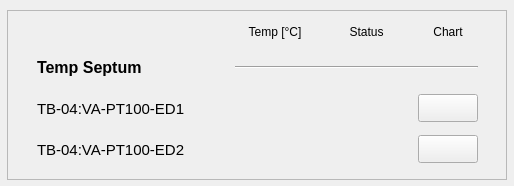
Above: ui/templtb.ui from lnls-gop/gop-monitor before the change. Below: the same form after it.
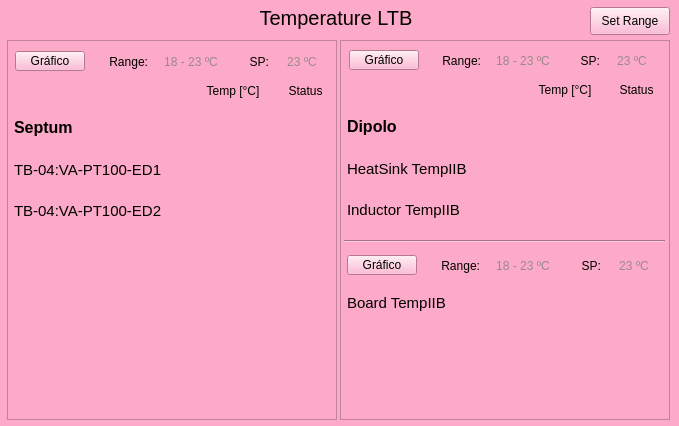
That is the form after the change. Custom widgets are drawn as their Qt base class.

Diff of the .ui file:
```diff
--- a/ui/templtb.ui
+++ b/ui/templtb.ui
@@ -6,20 +6,23 @@
    <rect>
     <x>0</x>
     <y>0</y>
-    <width>514</width>
-    <height>186</height>
+    <width>679</width>
+    <height>426</height>
    </rect>
   </property>
   <property name="windowTitle">
-   <string>Form</string>
+   <string notr="true">LTB</string>
+  </property>
+  <property name="styleSheet">
+   <string notr="true">background-color: rgb(252, 170, 199);</string>
   </property>
   <widget class="QScrollArea" name="scrollArea_13">
    <property name="geometry">
     <rect>
      <x>7</x>
-     <y>10</y>
-     <width>500</width>
-     <height>170</height>
+     <y>40</y>
+     <width>330</width>
+     <height>380</height>
     </rect>
    </property>
    <property name="sizePolicy">
@@ -30,14 +33,14 @@
    </property>
    <property name="minimumSize">
     <size>
-     <width>500</width>
-     <height>170</height>
+     <width>330</width>
+     <height>380</height>
     </size>
    </property>
    <property name="maximumSize">
     <size>
-     <width>500</width>
-     <height>170</height>
+     <width>330</width>
+     <height>30</height>
     </size>
    </property>
    <property name="mouseTracking">
@@ -51,16 +54,16 @@
      <rect>
       <x>0</x>
       <y>0</y>
-      <width>498</width>
-      <height>168</height>
+      <width>328</width>
+      <height>378</height>
      </rect>
     </property>
     <widget class="QWidget" name="layoutWidget">
      <property name="geometry">
       <rect>
-       <x>9</x>
-       <y>9</y>
-       <width>481</width>
+       <x>5</x>
+       <y>38</y>
+       <width>321</width>
        <height>149</height>
       </rect>
      </property>
@@ -103,19 +106,6 @@
         </property>
        </widget>
       </item>
-      <item row="0" column="3">
-       <widget class="PyDMLabel" name="PyDMLabel_100">
-        <property name="toolTip">
-         <string/>
-        </property>
-        <property name="text">
-         <string>Chart</string>
-        </property>
-        <property name="alignment">
-         <set>Qt::AlignCenter</set>
-        </property>
-       </widget>
-      </item>
       <item row="1" column="0">
        <widget class="PyDMLabel" name="PyDMLabel_101">
         <property name="minimumSize">
@@ -141,38 +131,7 @@
          <string/>
         </property>
         <property name="text">
-         <string>Temp Septum</string>
-        </property>
-       </widget>
-      </item>
-      <item row="1" column="1" colspan="3">
-       <widget class="Line" name="line_7">
-        <property name="sizeIncrement">
-         <size>
-          <width>0</width>
-          <height>0</height>
-         </size>
-        </property>
-        <property name="baseSize">
-         <size>
-          <width>0</width>
-          <height>0</height>
-         </size>
-        </property>
-        <property name="autoFillBackground">
-         <bool>false</bool>
-        </property>
-        <property name="frameShadow">
-         <enum>QFrame::Sunken</enum>
-        </property>
-        <property name="lineWidth">
-         <number>1</number>
-        </property>
-        <property name="midLineWidth">
-         <number>0</number>
-        </property>
-        <property name="orientation">
-         <enum>Qt::Horizontal</enum>
+         <string>Septum</string>
         </property>
        </widget>
       </item>
@@ -258,18 +217,18 @@
         </property>
        </widget>
       </item>
-      <item row="2" column="3">
-       <widget class="PyDMPushButton" name="PyDMPushButton_43">
+      <item row="2" column="2">
+       <widget class="QLed" name="ledtemp_ltb1">
         <property name="minimumSize">
          <size>
-          <width>60</width>
-          <height>28</height>
+          <width>51</width>
+          <height>35</height>
          </size>
         </property>
         <property name="maximumSize">
          <size>
-          <width>60</width>
-          <height>28</height>
+          <width>51</width>
+          <height>35</height>
          </size>
         </property>
         <property name="toolTip">
@@ -356,44 +315,6 @@
         </property>
        </widget>
       </item>
-      <item row="3" column="3">
-       <widget class="PyDMPushButton" name="PyDMPushButton_44">
-        <property name="minimumSize">
-         <size>
-          <width>60</width>
-          <height>28</height>
-         </size>
-        </property>
-        <property name="maximumSize">
-         <size>
-          <width>60</width>
-          <height>28</height>
-         </size>
-        </property>
-        <property name="toolTip">
-         <string/>
-        </property>
-       </widget>
-      </item>
-      <item row="2" column="2">
-       <widget class="QLed" name="ledtemp_ltb1">
-        <property name="minimumSize">
-         <size>
-          <width>51</width>
-          <height>35</height>
-         </size>
-        </property>
-        <property name="maximumSize">
-         <size>
-          <width>51</width>
-          <height>35</height>
-         </size>
-        </property>
-        <property name="toolTip">
-         <string/>
-        </property>
-       </widget>
-      </item>
       <item row="3" column="2">
        <widget class="QLed" name="ledtemp_ltb2">
         <property name="minimumSize">
@@ -415,8 +336,1060 @@
       </item>
      </layout>
     </widget>
+    <widget class="QWidget" name="layoutWidget_5">
+     <property name="geometry">
+      <rect>
+       <x>5</x>
+       <y>7</y>
+       <width>321</width>
+       <height>27</height>
+      </rect>
+     </property>
+     <layout class="QGridLayout" name="gridLayout_5">
+      <item row="0" column="0">
+       <widget class="PyDMPushButton" name="btntempsept">
+        <property name="minimumSize">
+         <size>
+          <width>70</width>
+          <height>0</height>
+         </size>
+        </property>
+        <property name="maximumSize">
+         <size>
+          <width>70</width>
+          <height>20</height>
+         </size>
+        </property>
+        <property name="toolTip">
+         <string/>
+        </property>
+        <property name="text">
+         <string>Gráfico</string>
+        </property>
+       </widget>
+      </item>
+      <item row="0" column="1">
+       <widget class="PyDMLabel" name="PyDMLabel_154">
+        <property name="minimumSize">
+         <size>
+          <width>55</width>
+          <height>25</height>
+         </size>
+        </property>
+        <property name="maximumSize">
+         <size>
+          <width>55</width>
+          <height>25</height>
+         </size>
+        </property>
+        <property name="toolTip">
+         <string/>
+        </property>
+        <property name="styleSheet">
+         <string notr="true"/>
+        </property>
+        <property name="text">
+         <string>Range:</string>
+        </property>
+        <property name="alignment">
+         <set>Qt::AlignRight|Qt::AlignTrailing|Qt::AlignVCenter</set>
+        </property>
+       </widget>
+      </item>
+      <item row="0" column="2">
+       <widget class="PyDMLabel" name="range_Septum">
+        <property name="minimumSize">
+         <size>
+          <width>70</width>
+          <height>25</height>
+         </size>
+        </property>
+        <property name="maximumSize">
+         <size>
+          <width>70</width>
+          <height>25</height>
+         </size>
+        </property>
+        <property name="font">
+         <font>
+          <pointsize>9</pointsize>
+         </font>
+        </property>
+        <property name="toolTip">
+         <string/>
+        </property>
+        <property name="toolTipDuration">
+         <number>-1</number>
+        </property>
+        <property name="autoFillBackground">
+         <bool>false</bool>
+        </property>
+        <property name="styleSheet">
+         <string notr="true">color: qlineargradient(spread:pad, x1:0, y1:0, x2:1, y2:0, stop:0 rgba(0, 0, 0, 255), stop:1 rgba(128, 128, 128, 200));</string>
+        </property>
+        <property name="text">
+         <string>18 - 23 ºC</string>
+        </property>
+        <property name="textFormat">
+         <enum>Qt::PlainText</enum>
+        </property>
+        <property name="alignment">
+         <set>Qt::AlignCenter</set>
+        </property>
+       </widget>
+      </item>
+      <item row="0" column="3">
+       <widget class="PyDMLabel" name="PyDMLabel_111">
+        <property name="minimumSize">
+         <size>
+          <width>35</width>
+          <height>25</height>
+         </size>
+        </property>
+        <property name="maximumSize">
+         <size>
+          <width>35</width>
+          <height>25</height>
+         </size>
+        </property>
+        <property name="toolTip">
+         <string/>
+        </property>
+        <property name="text">
+         <string>SP:</string>
+        </property>
+        <property name="alignment">
+         <set>Qt::AlignRight|Qt::AlignTrailing|Qt::AlignVCenter</set>
+        </property>
+       </widget>
+      </item>
+      <item row="0" column="4">
+       <widget class="PyDMLabel" name="PyDMLabel_132">
+        <property name="minimumSize">
+         <size>
+          <width>50</width>
+          <height>25</height>
+         </size>
+        </property>
+        <property name="maximumSize">
+         <size>
+          <width>50</width>
+          <height>24</height>
+         </size>
+        </property>
+        <property name="font">
+         <font>
+          <pointsize>9</pointsize>
+         </font>
+        </property>
+        <property name="toolTip">
+         <string/>
+        </property>
+        <property name="toolTipDuration">
+         <number>-1</number>
+        </property>
+        <property name="autoFillBackground">
+         <bool>false</bool>
+        </property>
+        <property name="styleSheet">
+         <string notr="true">color: qlineargradient(spread:pad, x1:0, y1:0, x2:1, y2:0, stop:0 rgba(0, 0, 0, 255), stop:1 rgba(128, 128, 128, 200));</string>
+        </property>
+        <property name="text">
+         <string>23 ºC</string>
+        </property>
+        <property name="alignment">
+         <set>Qt::AlignCenter</set>
+        </property>
+       </widget>
+      </item>
+     </layout>
+    </widget>
    </widget>
   </widget>
+  <widget class="QScrollArea" name="scrollArea_14">
+   <property name="geometry">
+    <rect>
+     <x>340</x>
+     <y>40</y>
+     <width>330</width>
+     <height>380</height>
+    </rect>
+   </property>
+   <property name="sizePolicy">
+    <sizepolicy hsizetype="Maximum" vsizetype="Maximum">
+     <horstretch>0</horstretch>
+     <verstretch>0</verstretch>
+    </sizepolicy>
+   </property>
+   <property name="minimumSize">
+    <size>
+     <width>330</width>
+     <height>380</height>
+    </size>
+   </property>
+   <property name="maximumSize">
+    <size>
+     <width>330</width>
+     <height>380</height>
+    </size>
+   </property>
+   <property name="mouseTracking">
+    <bool>true</bool>
+   </property>
+   <property name="widgetResizable">
+    <bool>true</bool>
+   </property>
+   <widget class="QWidget" name="scrollAreaWidgetContents_14">
+    <property name="geometry">
+     <rect>
+      <x>0</x>
+      <y>0</y>
+      <width>328</width>
+      <height>378</height>
+     </rect>
+    </property>
+    <widget class="Line" name="line_12">
+     <property name="geometry">
+      <rect>
+       <x>3</x>
+       <y>190</y>
+       <width>321</width>
+       <height>20</height>
+      </rect>
+     </property>
+     <property name="sizeIncrement">
+      <size>
+       <width>0</width>
+       <height>0</height>
+      </size>
+     </property>
+     <property name="baseSize">
+      <size>
+       <width>0</width>
+       <height>0</height>
+      </size>
+     </property>
+     <property name="autoFillBackground">
+      <bool>false</bool>
+     </property>
+     <property name="frameShadow">
+      <enum>QFrame::Sunken</enum>
+     </property>
+     <property name="lineWidth">
+      <number>1</number>
+     </property>
+     <property name="midLineWidth">
+      <number>0</number>
+     </property>
+     <property name="orientation">
+      <enum>Qt::Horizontal</enum>
+     </property>
+    </widget>
+    <widget class="QWidget" name="layoutWidget">
+     <property name="geometry">
+      <rect>
+       <x>6</x>
+       <y>37</y>
+       <width>317</width>
+       <height>149</height>
+      </rect>
+     </property>
+     <layout class="QGridLayout" name="gridLayout_7">
+      <item row="0" column="1">
+       <widget class="PyDMLabel" name="PyDMLabel_44">
+        <property name="minimumSize">
+         <size>
+          <width>0</width>
+          <height>24</height>
+         </size>
+        </property>
+        <property name="maximumSize">
+         <size>
+          <width>16777215</width>
+          <height>24</height>
+         </size>
+        </property>
+        <property name="toolTip">
+         <string/>
+        </property>
+        <property name="text">
+         <string>Temp [°C]</string>
+        </property>
+        <property name="alignment">
+         <set>Qt::AlignCenter</set>
+        </property>
+       </widget>
+      </item>
+      <item row="0" column="2">
+       <widget class="PyDMLabel" name="PyDMLabel_41">
+        <property name="toolTip">
+         <string/>
+        </property>
+        <property name="text">
+         <string>Status</string>
+        </property>
+        <property name="alignment">
+         <set>Qt::AlignCenter</set>
+        </property>
+       </widget>
+      </item>
+      <item row="1" column="0">
+       <widget class="PyDMLabel" name="PyDMLabel_104">
+        <property name="minimumSize">
+         <size>
+          <width>172</width>
+          <height>35</height>
+         </size>
+        </property>
+        <property name="maximumSize">
+         <size>
+          <width>160</width>
+          <height>16777215</height>
+         </size>
+        </property>
+        <property name="font">
+         <font>
+          <pointsize>12</pointsize>
+          <weight>75</weight>
+          <bold>true</bold>
+         </font>
+        </property>
+        <property name="toolTip">
+         <string/>
+        </property>
+        <property name="text">
+         <string>Dipolo</string>
+        </property>
+       </widget>
+      </item>
+      <item row="2" column="0">
+       <widget class="PyDMLabel" name="PyDMLabel_105">
+        <property name="minimumSize">
+         <size>
+          <width>172</width>
+          <height>35</height>
+         </size>
+        </property>
+        <property name="maximumSize">
+         <size>
+          <width>172</width>
+          <height>16777215</height>
+         </size>
+        </property>
+        <property name="font">
+         <font>
+          <pointsize>11</pointsize>
+         </font>
+        </property>
+        <property name="toolTip">
+         <string/>
+        </property>
+        <property name="text">
+         <string>HeatSink TempIIB</string>
+        </property>
+       </widget>
+      </item>
+      <item row="2" column="1">
+       <widget class="PyDMLabel" name="PyDMLabel_53">
+        <property name="enabled">
+         <bool>true</bool>
+        </property>
+        <property name="minimumSize">
+         <size>
+          <width>80</width>
+          <height>30</height>
+         </size>
+        </property>
+        <property name="maximumSize">
+         <size>
+          <width>80</width>
+          <height>30</height>
+         </size>
+        </property>
+        <property name="toolTip">
+         <string/>
+        </property>
+        <property name="accessibleDescription">
+         <string/>
+        </property>
+        <property name="layoutDirection">
+         <enum>Qt::LeftToRight</enum>
+        </property>
+        <property name="autoFillBackground">
+         <bool>false</bool>
+        </property>
+        <property name="styleSheet">
+         <string notr="true"/>
+        </property>
+        <property name="frameShape">
+         <enum>QFrame::NoFrame</enum>
+        </property>
+        <property name="frameShadow">
+         <enum>QFrame::Sunken</enum>
+        </property>
+        <property name="alignment">
+         <set>Qt::AlignRight|Qt::AlignTrailing|Qt::AlignVCenter</set>
+        </property>
+        <property name="precision" stdset="0">
+         <number>3</number>
+        </property>
+        <property name="showUnits" stdset="0">
+         <bool>false</bool>
+        </property>
+        <property name="precisionFromPV" stdset="0">
+         <bool>false</bool>
+        </property>
+        <property name="channel" stdset="0">
+         <string>TB-Fam:PS-B:HeatSinkTemperatureIIB-Mon</string>
+        </property>
+       </widget>
+      </item>
+      <item row="2" column="2">
+       <widget class="QLed" name="led_heatsink">
+        <property name="minimumSize">
+         <size>
+          <width>51</width>
+          <height>35</height>
+         </size>
+        </property>
+        <property name="maximumSize">
+         <size>
+          <width>51</width>
+          <height>35</height>
+         </size>
+        </property>
+        <property name="toolTip">
+         <string/>
+        </property>
+        <property name="onColor">
+         <color>
+          <red>0</red>
+          <green>140</green>
+          <blue>0</blue>
+         </color>
+        </property>
+       </widget>
+      </item>
+      <item row="3" column="0">
+       <widget class="PyDMLabel" name="PyDMLabel_54">
+        <property name="minimumSize">
+         <size>
+          <width>172</width>
+          <height>0</height>
+         </size>
+        </property>
+        <property name="maximumSize">
+         <size>
+          <width>172</width>
+          <height>16777215</height>
+         </size>
+        </property>
+        <property name="font">
+         <font>
+          <pointsize>11</pointsize>
+         </font>
+        </property>
+        <property name="toolTip">
+         <string/>
+        </property>
+        <property name="text">
+         <string>Inductor TempIIB</string>
+        </property>
+       </widget>
+      </item>
+      <item row="3" column="1">
+       <widget class="PyDMLabel" name="PyDMLabel_106">
+        <property name="enabled">
+         <bool>true</bool>
+        </property>
+        <property name="minimumSize">
+         <size>
+          <width>80</width>
+          <height>30</height>
+         </size>
+        </property>
+        <property name="maximumSize">
+         <size>
+          <width>80</width>
+          <height>30</height>
+         </size>
+        </property>
+        <property name="toolTip">
+         <string/>
+        </property>
+        <property name="accessibleDescription">
+         <string/>
+        </property>
+        <property name="layoutDirection">
+         <enum>Qt::LeftToRight</enum>
+        </property>
+        <property name="autoFillBackground">
+         <bool>false</bool>
+        </property>
+        <property name="styleSheet">
+         <string notr="true"/>
+        </property>
+        <property name="frameShape">
+         <enum>QFrame::NoFrame</enum>
+        </property>
+        <property name="frameShadow">
+         <enum>QFrame::Sunken</enum>
+        </property>
+        <property name="alignment">
+         <set>Qt::AlignRight|Qt::AlignTrailing|Qt::AlignVCenter</set>
+        </property>
+        <property name="precision" stdset="0">
+         <number>3</number>
+        </property>
+        <property name="precisionFromPV" stdset="0">
+         <bool>false</bool>
+        </property>
+        <property name="channel" stdset="0">
+         <string>TB-Fam:PS-B:InductorTemperatureIIB-Mon</string>
+        </property>
+       </widget>
+      </item>
+      <item row="3" column="2">
+       <widget class="QLed" name="led_inductor">
+        <property name="minimumSize">
+         <size>
+          <width>51</width>
+          <height>35</height>
+         </size>
+        </property>
+        <property name="maximumSize">
+         <size>
+          <width>51</width>
+          <height>35</height>
+         </size>
+        </property>
+        <property name="toolTip">
+         <string/>
+        </property>
+        <property name="onColor">
+         <color>
+          <red>0</red>
+          <green>140</green>
+          <blue>0</blue>
+         </color>
+        </property>
+       </widget>
+      </item>
+     </layout>
+    </widget>
+    <widget class="QWidget" name="layoutWidget">
+     <property name="geometry">
+      <rect>
+       <x>6</x>
+       <y>243</y>
+       <width>317</width>
+       <height>37</height>
+      </rect>
+     </property>
+     <layout class="QGridLayout" name="gridLayout_8">
+      <item row="0" column="0">
+       <widget class="PyDMLabel" name="PyDMLabel_55">
+        <property name="minimumSize">
+         <size>
+          <width>172</width>
+          <height>0</height>
+         </size>
+        </property>
+        <property name="maximumSize">
+         <size>
+          <width>172</width>
+          <height>16777215</height>
+         </size>
+        </property>
+        <property name="font">
+         <font>
+          <pointsize>11</pointsize>
+         </font>
+        </property>
+        <property name="toolTip">
+         <string/>
+        </property>
+        <property name="text">
+         <string>Board TempIIB</string>
+        </property>
+       </widget>
+      </item>
+      <item row="0" column="1">
+       <widget class="PyDMLabel" name="PyDMLabel_107">
+        <property name="enabled">
+         <bool>true</bool>
+        </property>
+        <property name="minimumSize">
+         <size>
+          <width>80</width>
+          <height>30</height>
+         </size>
+        </property>
+        <property name="maximumSize">
+         <size>
+          <width>80</width>
+          <height>30</height>
+         </size>
+        </property>
+        <property name="toolTip">
+         <string/>
+        </property>
+        <property name="accessibleDescription">
+         <string/>
+        </property>
+        <property name="layoutDirection">
+         <enum>Qt::LeftToRight</enum>
+        </property>
+        <property name="autoFillBackground">
+         <bool>false</bool>
+        </property>
+        <property name="styleSheet">
+         <string notr="true"/>
+        </property>
+        <property name="frameShape">
+         <enum>QFrame::NoFrame</enum>
+        </property>
+        <property name="frameShadow">
+         <enum>QFrame::Sunken</enum>
+        </property>
+        <property name="alignment">
+         <set>Qt::AlignRight|Qt::AlignTrailing|Qt::AlignVCenter</set>
+        </property>
+        <property name="precision" stdset="0">
+         <number>3</number>
+        </property>
+        <property name="precisionFromPV" stdset="0">
+         <bool>false</bool>
+        </property>
+        <property name="channel" stdset="0">
+         <string>TB-Fam:PS-B:BoardTemperatureIIB-Mon</string>
+        </property>
+       </widget>
+      </item>
+      <item row="0" column="2">
+       <widget class="QLed" name="led_board">
+        <property name="minimumSize">
+         <size>
+          <width>51</width>
+          <height>35</height>
+         </size>
+        </property>
+        <property name="maximumSize">
+         <size>
+          <width>51</width>
+          <height>35</height>
+         </size>
+        </property>
+        <property name="toolTip">
+         <string/>
+        </property>
+        <property name="onColor">
+         <color>
+          <red>0</red>
+          <green>140</green>
+          <blue>0</blue>
+         </color>
+        </property>
+       </widget>
+      </item>
+     </layout>
+    </widget>
+    <widget class="QWidget" name="layoutWidget_6">
+     <property name="geometry">
+      <rect>
+       <x>7</x>
+       <y>6</y>
+       <width>311</width>
+       <height>27</height>
+      </rect>
+     </property>
+     <layout class="QGridLayout" name="gridLayout_6">
+      <item row="0" column="0">
+       <widget class="PyDMPushButton" name="btntempdip">
+        <property name="minimumSize">
+         <size>
+          <width>70</width>
+          <height>0</height>
+         </size>
+        </property>
+        <property name="maximumSize">
+         <size>
+          <width>70</width>
+          <height>20</height>
+         </size>
+        </property>
+        <property name="toolTip">
+         <string/>
+        </property>
+        <property name="text">
+         <string>Gráfico</string>
+        </property>
+       </widget>
+      </item>
+      <item row="0" column="1">
+       <widget class="PyDMLabel" name="PyDMLabel_155">
+        <property name="minimumSize">
+         <size>
+          <width>55</width>
+          <height>25</height>
+         </size>
+        </property>
+        <property name="maximumSize">
+         <size>
+          <width>55</width>
+          <height>25</height>
+         </size>
+        </property>
+        <property name="toolTip">
+         <string/>
+        </property>
+        <property name="styleSheet">
+         <string notr="true"/>
+        </property>
+        <property name="text">
+         <string>Range:</string>
+        </property>
+        <property name="alignment">
+         <set>Qt::AlignRight|Qt::AlignTrailing|Qt::AlignVCenter</set>
+        </property>
+       </widget>
+      </item>
+      <item row="0" column="2">
+       <widget class="PyDMLabel" name="range_Dipolo">
+        <property name="minimumSize">
+         <size>
+          <width>70</width>
+          <height>25</height>
+         </size>
+        </property>
+        <property name="maximumSize">
+         <size>
+          <width>70</width>
+          <height>25</height>
+         </size>
+        </property>
+        <property name="font">
+         <font>
+          <pointsize>9</pointsize>
+         </font>
+        </property>
+        <property name="toolTip">
+         <string/>
+        </property>
+        <property name="toolTipDuration">
+         <number>-1</number>
+        </property>
+        <property name="autoFillBackground">
+         <bool>false</bool>
+        </property>
+        <property name="styleSheet">
+         <string notr="true">color: qlineargradient(spread:pad, x1:0, y1:0, x2:1, y2:0, stop:0 rgba(0, 0, 0, 255), stop:1 rgba(128, 128, 128, 200));</string>
+        </property>
+        <property name="text">
+         <string>18 - 23 ºC</string>
+        </property>
+        <property name="textFormat">
+         <enum>Qt::PlainText</enum>
+        </property>
+        <property name="alignment">
+         <set>Qt::AlignCenter</set>
+        </property>
+       </widget>
+      </item>
+      <item row="0" column="3">
+       <widget class="PyDMLabel" name="PyDMLabel_112">
+        <property name="minimumSize">
+         <size>
+          <width>35</width>
+          <height>25</height>
+         </size>
+        </property>
+        <property name="maximumSize">
+         <size>
+          <width>35</width>
+          <height>25</height>
+         </size>
+        </property>
+        <property name="toolTip">
+         <string/>
+        </property>
+        <property name="text">
+         <string>SP:</string>
+        </property>
+        <property name="alignment">
+         <set>Qt::AlignRight|Qt::AlignTrailing|Qt::AlignVCenter</set>
+        </property>
+       </widget>
+      </item>
+      <item row="0" column="4">
+       <widget class="PyDMLabel" name="PyDMLabel_133">
+        <property name="minimumSize">
+         <size>
+          <width>50</width>
+          <height>25</height>
+         </size>
+        </property>
+        <property name="maximumSize">
+         <size>
+          <width>50</width>
+          <height>24</height>
+         </size>
+        </property>
+        <property name="font">
+         <font>
+          <pointsize>9</pointsize>
+         </font>
+        </property>
+        <property name="toolTip">
+         <string/>
+        </property>
+        <property name="toolTipDuration">
+         <number>-1</number>
+        </property>
+        <property name="autoFillBackground">
+         <bool>false</bool>
+        </property>
+        <property name="styleSheet">
+         <string notr="true">color: qlineargradient(spread:pad, x1:0, y1:0, x2:1, y2:0, stop:0 rgba(0, 0, 0, 255), stop:1 rgba(128, 128, 128, 200));</string>
+        </property>
+        <property name="text">
+         <string>23 ºC</string>
+        </property>
+        <property name="alignment">
+         <set>Qt::AlignCenter</set>
+        </property>
+       </widget>
+      </item>
+     </layout>
+    </widget>
+    <widget class="QWidget" name="layoutWidget_7">
+     <property name="geometry">
+      <rect>
+       <x>4</x>
+       <y>211</y>
+       <width>321</width>
+       <height>27</height>
+      </rect>
+     </property>
+     <layout class="QGridLayout" name="gridLayout_9">
+      <item row="0" column="0">
+       <widget class="PyDMPushButton" name="btntempboard">
+        <property name="minimumSize">
+         <size>
+          <width>70</width>
+          <height>0</height>
+         </size>
+        </property>
+        <property name="maximumSize">
+         <size>
+          <width>70</width>
+          <height>20</height>
+         </size>
+        </property>
+        <property name="toolTip">
+         <string/>
+        </property>
+        <property name="text">
+         <string>Gráfico</string>
+        </property>
+       </widget>
+      </item>
+      <item row="0" column="1">
+       <widget class="PyDMLabel" name="PyDMLabel_156">
+        <property name="minimumSize">
+         <size>
+          <width>55</width>
+          <height>25</height>
+         </size>
+        </property>
+        <property name="maximumSize">
+         <size>
+          <width>55</width>
+          <height>25</height>
+         </size>
+        </property>
+        <property name="toolTip">
+         <string/>
+        </property>
+        <property name="styleSheet">
+         <string notr="true"/>
+        </property>
+        <property name="text">
+         <string>Range:</string>
+        </property>
+        <property name="alignment">
+         <set>Qt::AlignRight|Qt::AlignTrailing|Qt::AlignVCenter</set>
+        </property>
+       </widget>
+      </item>
+      <item row="0" column="2">
+       <widget class="PyDMLabel" name="range_Board">
+        <property name="minimumSize">
+         <size>
+          <width>70</width>
+          <height>25</height>
+         </size>
+        </property>
+        <property name="maximumSize">
+         <size>
+          <width>70</width>
+          <height>25</height>
+         </size>
+        </property>
+        <property name="font">
+         <font>
+          <pointsize>9</pointsize>
+         </font>
+        </property>
+        <property name="toolTip">
+         <string/>
+        </property>
+        <property name="toolTipDuration">
+         <number>-1</number>
+        </property>
+        <property name="autoFillBackground">
+         <bool>false</bool>
+        </property>
+        <property name="styleSheet">
+         <string notr="true">color: qlineargradient(spread:pad, x1:0, y1:0, x2:1, y2:0, stop:0 rgba(0, 0, 0, 255), stop:1 rgba(128, 128, 128, 200));</string>
+        </property>
+        <property name="text">
+         <string>18 - 23 ºC</string>
+        </property>
+        <property name="textFormat">
+         <enum>Qt::PlainText</enum>
+        </property>
+        <property name="alignment">
+         <set>Qt::AlignCenter</set>
+        </property>
+       </widget>
+      </item>
+      <item row="0" column="3">
+       <widget class="PyDMLabel" name="PyDMLabel_113">
+        <property name="minimumSize">
+         <size>
+          <width>35</width>
+          <height>25</height>
+         </size>
+        </property>
+        <property name="maximumSize">
+         <size>
+          <width>35</width>
+          <height>25</height>
+         </size>
+        </property>
+        <property name="toolTip">
+         <string/>
+        </property>
+        <property name="text">
+         <string>SP:</string>
+        </property>
+        <property name="alignment">
+         <set>Qt::AlignRight|Qt::AlignTrailing|Qt::AlignVCenter</set>
+        </property>
+       </widget>
+      </item>
+      <item row="0" column="4">
+       <widget class="PyDMLabel" name="PyDMLabel_134">
+        <property name="minimumSize">
+         <size>
+          <width>50</width>
+          <height>25</height>
+         </size>
+        </property>
+        <property name="maximumSize">
+         <size>
+          <width>50</width>
+          <height>24</height>
+         </size>
+        </property>
+        <property name="font">
+         <font>
+          <pointsize>9</pointsize>
+         </font>
+        </property>
+        <property name="toolTip">
+         <string/>
+        </property>
+        <property name="toolTipDuration">
+         <number>-1</number>
+        </property>
+        <property name="autoFillBackground">
+         <bool>false</bool>
+        </property>
+        <property name="styleSheet">
+         <string notr="true">color: qlineargradient(spread:pad, x1:0, y1:0, x2:1, y2:0, stop:0 rgba(0, 0, 0, 255), stop:1 rgba(128, 128, 128, 200));</string>
+        </property>
+        <property name="text">
+         <string>23 ºC</string>
+        </property>
+        <property name="alignment">
+         <set>Qt::AlignCenter</set>
+        </property>
+       </widget>
+      </item>
+     </layout>
+    </widget>
+   </widget>
+  </widget>
+  <widget class="QPushButton" name="btnltbRanges">
+   <property name="geometry">
+    <rect>
+     <x>590</x>
+     <y>7</y>
+     <width>80</width>
+     <height>28</height>
+    </rect>
+   </property>
+   <property name="minimumSize">
+    <size>
+     <width>80</width>
+     <height>28</height>
+    </size>
+   </property>
+   <property name="maximumSize">
+    <size>
+     <width>80</width>
+     <height>28</height>
+    </size>
+   </property>
+   <property name="text">
+    <string>Set Range</string>
+   </property>
+  </widget>
+  <widget class="QLabel" name="label">
+   <property name="geometry">
+    <rect>
+     <x>116</x>
+     <y>5</y>
+     <width>440</width>
+     <height>25</height>
+    </rect>
+   </property>
+   <property name="minimumSize">
+    <size>
+     <width>440</width>
+     <height>25</height>
+    </size>
+   </property>
+   <property name="maximumSize">
+    <size>
+     <width>440</width>
+     <height>25</height>
+    </size>
+   </property>
+   <property name="font">
+    <font>
+     <pointsize>15</pointsize>
+    </font>
+   </property>
+   <property name="text">
+    <string>Temperature LTB</string>
+   </property>
+   <property name="alignment">
+    <set>Qt::AlignCenter</set>
+   </property>
+  </widget>
  </widget>
  <customwidgets>
   <customwidget>
```
Left out of the diff: 16 changed lines with no effect on the pictures.
